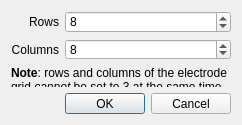
The window that dlgnewchip.ui (dkz051/dmfb-simulator) describes before a commit, drawn with Qt 5.
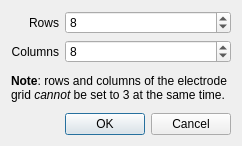
The same window after the commit.

Patch:
```diff
--- a/dlgnewchip.ui
+++ b/dlgnewchip.ui
@@ -6,8 +6,8 @@
    <rect>
     <x>0</x>
     <y>0</y>
-    <width>227</width>
-    <height>125</height>
+    <width>228</width>
+    <height>146</height>
    </rect>
   </property>
   <property name="sizePolicy">
```
